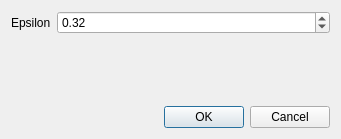
Old version of the form ui/bikm_r_params.ui in the repository eremeykin/ectgui2.
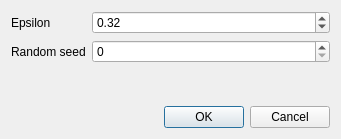
New version of the form.

Patch:
```diff
--- a/ui/bikm_r_params.ui
+++ b/ui/bikm_r_params.ui
@@ -33,6 +33,16 @@
        </property>
       </widget>
      </item>
+     <item row="1" column="0">
+      <widget class="QLabel" name="label">
+       <property name="text">
+        <string>Random seed</string>
+       </property>
+      </widget>
+     </item>
+     <item row="1" column="1">
+      <widget class="QSpinBox" name="seed_spin"/>
+     </item>
     </layout>
    </item>
    <item>
```
